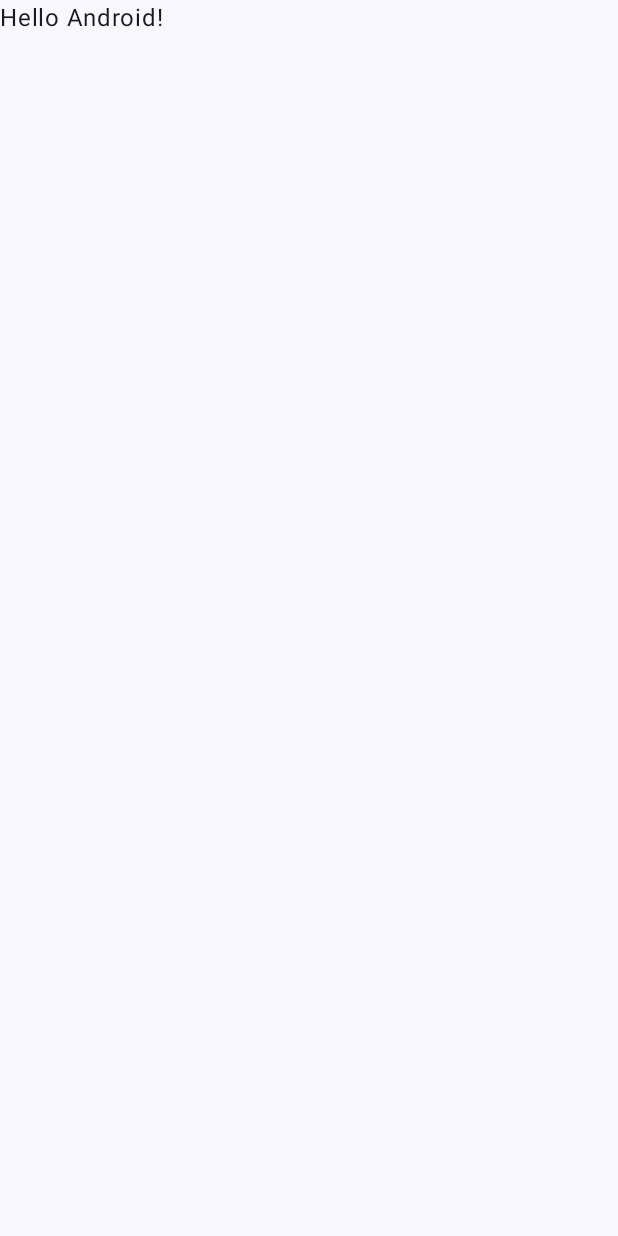
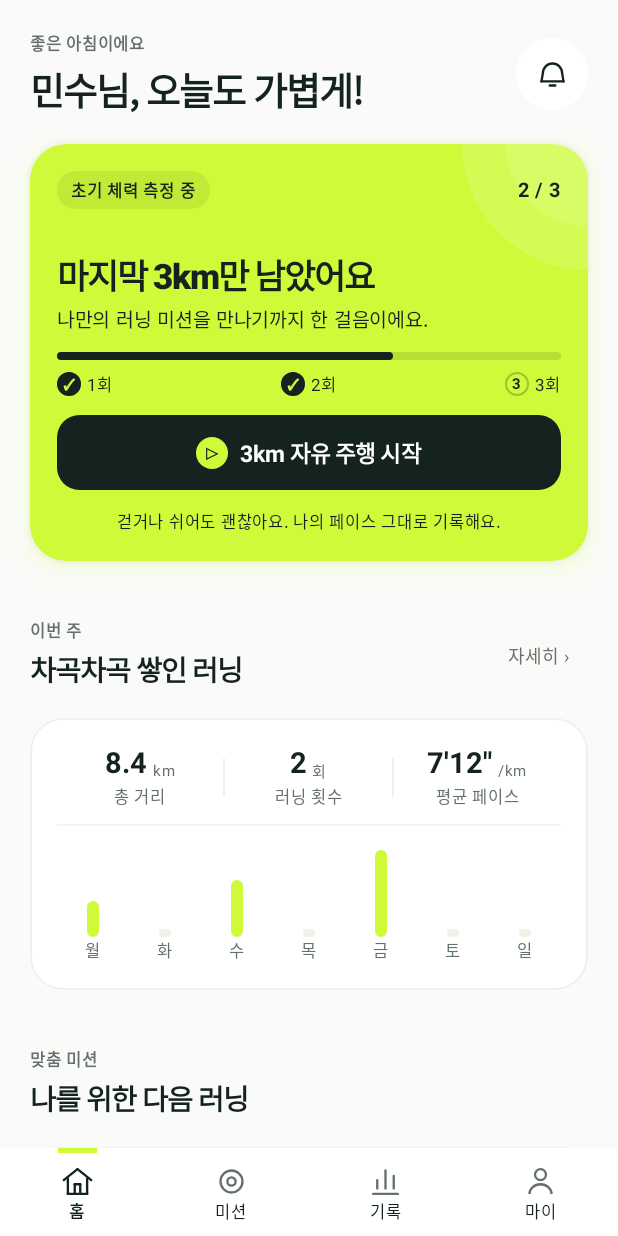
Before and after one commit to ehdrbzz2204-code/RunningApp, an Android app built with Jetpack Compose: the screen it shows after launch (MainActivity), on a phone screen of 412 x 824 dp. Before the commit the screen is almost empty. Run offline under Robolectric (Android 15) with nearby library versions, the phone set to English and light mode, and no system bars.

Commit message:
실행 예시 기반 인터페이스 구현

```diff
--- /dev/null
+++ b/frontend/app/src/main/java/com/example/myapplication/HomeContent.kt
@@ -0,0 +1,94 @@
+package com.example.myapplication
+
+import androidx.compose.foundation.*
+import androidx.compose.foundation.layout.*
+import androidx.compose.foundation.shape.*
+import androidx.compose.material3.*
+import androidx.compose.runtime.Composable
+import androidx.compose.ui.*
+import androidx.compose.ui.draw.*
+import androidx.compose.ui.geometry.Offset
+import androidx.compose.ui.geometry.Size
+import androidx.compose.ui.graphics.Color
+import androidx.compose.ui.graphics.drawscope.Stroke
+import androidx.compose.ui.text.font.FontWeight
+import androidx.compose.ui.unit.*
+
+@Composable internal fun HomeHeading(caption: String, title: String, size: Int = 19) {
+    Column(verticalArrangement = Arrangement.spacedBy(4.dp)) {
+        Label(caption, 11, true, Muted)
+        Text(title, color = Ink, fontSize = size.sp, lineHeight = (size + 6).sp,
+            fontWeight = FontWeight.ExtraBold, letterSpacing = (-0.7).sp)
+    }
+}
+
+@Composable internal fun HomeContent(
+    recommendation: MissionRecommendation?, start: () -> Unit, records: () -> Unit, missions: () -> Unit
+) {
+    val shape = RoundedCornerShape(24.dp)
+    Box(Modifier.fillMaxWidth().shadow(8.dp, shape, spotColor = Lime).clip(shape).background(Lime)) {
+        Canvas(Modifier.matchParentSize()) {
+            drawCircle(Color.White.copy(alpha = .13f), 84.dp.toPx(), Offset(size.width, 0f))
+            drawCircle(Color.White.copy(alpha = .10f), 55.dp.toPx(), Offset(size.width, 0f))
+        }
+        Column(Modifier.fillMaxWidth().padding(18.dp), verticalArrangement = Arrangement.spacedBy(12.dp)) {
+            Row(Modifier.fillMaxWidth(), horizontalArrangement = Arrangement.SpaceBetween, verticalAlignment = Alignment.CenterVertically) {
+                Box(Modifier.background(Ink.copy(alpha=.07f),CircleShape).padding(horizontal=9.dp,vertical=4.dp)){Label("초기 체력 측정 중",11,true)}
+                Label("2 / 3",13,true)
+            }
+            Spacer(Modifier.height(3.dp))
+            Column(verticalArrangement=Arrangement.spacedBy(3.dp)){
+                Text("마지막 3km만 남았어요",fontSize=23.sp,fontWeight=FontWeight.ExtraBold,color=Ink,letterSpacing=(-.8).sp)
+                Label("나만의 러닝 미션을 만나기까지 한 걸음이에요.",13)
+            }
+            Column(verticalArrangement=Arrangement.spacedBy(7.dp)){
+                Box(Modifier.fillMaxWidth().height(5.dp).background(Ink.copy(alpha=.13f),CircleShape)){
+                    Spacer(Modifier.fillMaxWidth(2f/3f).fillMaxHeight().background(Ink,CircleShape))
+                }
+                Row(Modifier.fillMaxWidth(),horizontalArrangement=Arrangement.SpaceBetween){
+                    (1..3).forEach { n -> Row(verticalAlignment=Alignment.CenterVertically,horizontalArrangement=Arrangement.spacedBy(4.dp)){
+                        Box(Modifier.size(16.dp).background(if(n<3) Ink else Color.Transparent,CircleShape).border(1.dp,Ink.copy(alpha=.25f),CircleShape),contentAlignment=Alignment.Center){Label(if(n<3)"✓" else "3",10,true,if(n<3)Lime else Ink)}
+                        Label("${n}회",11)
+                    } }
+                }
+            }
+            Button(start, Modifier.fillMaxWidth().heightIn(min=50.dp),shape=RoundedCornerShape(15.dp),colors=ButtonDefaults.buttonColors(containerColor=Ink)){
+                Box(Modifier.size(21.dp).background(Lime,CircleShape),contentAlignment=Alignment.Center){Label("▷",13,true)}
+                Spacer(Modifier.width(8.dp));Label("3km 자유 주행 시작",15,true,Color.White)
+            }
+            Box(Modifier.fillMaxWidth(),contentAlignment=Alignment.Center){Label("걷거나 쉬어도 괜찮아요. 나의 페이스 그대로 기록해요.",11)}
+        }
+    }
+    Spacer(Modifier.height(1.dp))
+    Row(Modifier.fillMaxWidth(),verticalAlignment=Alignment.Bottom,horizontalArrangement=Arrangement.SpaceBetween){
+        HomeHeading("이번 주","차곡차곡 쌓인 러닝")
+        TextButton(records){Label("자세히 ›",12,false,Muted)}
+    }
+    CardBox {
+        Row(Modifier.fillMaxWidth(),verticalAlignment=Alignment.CenterVertically){
+            listOf(Triple("8.4","km","총 거리"),Triple("2","회","러닝 횟수"),Triple("7′12″","/km","평균 페이스")).forEachIndexed { i,(value,unit,title) ->
+                if(i>0) Spacer(Modifier.width(1.dp).height(26.dp).background(Mist))
+                Column(Modifier.weight(1f),horizontalAlignment=Alignment.CenterHorizontally){
+                    Row(verticalAlignment=Alignment.Bottom){Label(value,19,true);Label(" $unit",10,false,Muted)}
+                    Label(title,11,false,Muted)
+                }
+            }
+        }
+        HorizontalDivider(color=Mist);WeekChart()
+    }
+    Spacer(Modifier.height(1.dp))
+    HomeHeading("맞춤 미션","나를 위한 다음 러닝")
+    Row(Modifier.fillMaxWidth().clip(RoundedCornerShape(17.dp)).background(Color(0xfff0f3ef)).clickable(onClick=missions).padding(15.dp),
+        verticalAlignment=Alignment.CenterVertically,horizontalArrangement=Arrangement.spacedBy(11.dp)){
+        Box(Modifier.size(39.dp).background(Color.White,RoundedCornerShape(12.dp)),contentAlignment=Alignment.Center){
+            if(recommendation!=null) Glyph("미션") else Canvas(Modifier.size(20.dp)){
+                val u=size.width/20
+                drawArc(Ink,180f,180f,false,Offset(6*u,2*u),Size(8*u,12*u),style=Stroke(1.4f*u))
+                drawRoundRect(Ink,Offset(4*u,8*u),Size(12*u,10*u),androidx.compose.ui.geometry.CornerRadius(2*u),style=Stroke(1.4f*u))
+                drawLine(Ink,Offset(10*u,11*u),Offset(10*u,14*u),1.4f*u)
+            }
+        }
+        Column(Modifier.weight(1f)){Label(recommendation?.title?:"아직 미션이 잠겨 있어요",14,true);Label(recommendation?.description?:"체력 측정을 완료하면 맞춤 미션이 열려요",12,false,Muted)}
+        Label("›",22)
+    }
+}
--- a/frontend/app/src/main/java/com/example/myapplication/MainActivity.kt
+++ b/frontend/app/src/main/java/com/example/myapplication/MainActivity.kt
@@ -1,47 +1,107 @@
 package com.example.myapplication
 
 import android.os.Bundle
+import android.os.SystemClock
 import androidx.activity.ComponentActivity
+import androidx.activity.compose.BackHandler
 import androidx.activity.compose.setContent
 import androidx.activity.enableEdgeToEdge
-import androidx.compose.foundation.layout.fillMaxSize
-import androidx.compose.foundation.layout.padding
-import androidx.compose.material3.Scaffold
-import androidx.compose.material3.Text
-import androidx.compose.runtime.Composable
-import androidx.compose.ui.Modifier
-import androidx.compose.ui.tooling.preview.Preview
-import com.example.myapplication.ui.theme.MyApplicationTheme
+import androidx.compose.foundation.*
+import androidx.compose.foundation.layout.*
+import androidx.compose.foundation.shape.*
+import androidx.compose.material3.*
+import androidx.compose.runtime.*
+import androidx.compose.runtime.saveable.rememberSaveable
+import androidx.compose.ui.*
+import androidx.compose.ui.draw.blur
+import androidx.compose.ui.graphics.Color
+import androidx.compose.ui.semantics.*
+import androidx.compose.ui.unit.*
+import kotlinx.coroutines.delay
+import java.util.Locale
 
 class MainActivity : ComponentActivity() {
     override fun onCreate(savedInstanceState: Bundle?) {
         super.onCreate(savedInstanceState)
         enableEdgeToEdge()
-        setContent {
-            MyApplicationTheme {
-                Scaffold(modifier = Modifier.fillMaxSize()) { innerPadding ->
-                    Greeting(
-                        name = "Android",
-                        modifier = Modifier.padding(innerPadding)
-                    )
+        setContent { MaterialTheme(colorScheme=lightColorScheme(primary=Ink,background=Paper,surface=Color.White,onSurface=Ink)){ RunningApp() } }
+    }
+}
+
+internal data class MissionRecommendation(val title:String,val description:String)
+
+@Composable internal fun RunningApp(recommendation:MissionRecommendation?=null) {
+    var tab by rememberSaveable { mutableStateOf("홈") }
+    var dialog by rememberSaveable { mutableStateOf<String?>(null) }
+    var active by rememberSaveable { mutableStateOf(false) }
+    var measuring by rememberSaveable { mutableStateOf(false) }
+    var paused by rememberSaveable { mutableStateOf(false) }
+    var started by rememberSaveable { mutableLongStateOf(0) }
+    var accumulated by rememberSaveable { mutableLongStateOf(0) }
+    var lastRun by rememberSaveable { mutableStateOf<String?>(null) }
+    var sessionTitle by rememberSaveable { mutableStateOf("3km 자유 주행") }
+    val now = { SystemClock.elapsedRealtime() }
+    val elapsed = { accumulated + if(paused) 0L else now()-started }
+    val start:(String)->Unit = { title ->
+        if(!active){active=true; paused=false; accumulated=0;started=now();sessionTitle=title}
+        measuring=true
+    }
+    BackHandler(enabled=dialog==null && (measuring || tab!="홈")) { if(measuring) measuring=false else tab="홈" }
+    Scaffold(containerColor=Paper,bottomBar={
+        if(!measuring) Row(Modifier.fillMaxWidth().background(Color.White).navigationBarsPadding()){
+            listOf("홈","미션","기록","마이").forEach { name ->
+                Column(Modifier.weight(1f).clickable { tab=name }.padding(bottom=8.dp),horizontalAlignment=Alignment.CenterHorizontally){
+                    Spacer(Modifier.size(26.dp,3.dp).background(if(tab==name)Lime else Color.Transparent))
+                    Spacer(Modifier.height(8.dp));Glyph(name,if(tab==name) Ink else Muted);Label(name,11,tab==name)
+                }
+            }
+        }
+    }) { pad ->
+        key(tab,measuring){
+            if (measuring) {
+                var tick by remember { mutableLongStateOf(elapsed()) }
+                LaunchedEffect(paused) { do { tick = elapsed(); delay(250) } while (!paused) }
+                MeasurementScreen(
+                    modifier = Modifier.padding(pad).blur(if (dialog == "러닝 종료") 4.dp else 0.dp),
+                    title = sessionTitle, time = clock(tick), paused = paused,
+                    stop = { dialog = "러닝 종료" },
+                    toggle = {
+                        if (paused) started = now() else accumulated = elapsed()
+                        paused = !paused
+                    }
+                )
+            } else {
+                Column(Modifier.fillMaxSize().padding(pad).verticalScroll(rememberScrollState()).padding(20.dp),verticalArrangement=Arrangement.spacedBy(18.dp)){
+                    val headers=mapOf("홈" to ("좋은 아침이에요" to "민수님, 오늘도 가볍게!"),"미션" to ("내 페이스에 꼭 맞는" to "러닝 미션"),
+                        "기록" to ("조금씩, 분명하게" to "나의 성장 기록"),"마이" to ("내 러닝을 한눈에" to "마이 페이지"))
+                    val header=headers.getValue(tab)
+                    Row(Modifier.fillMaxWidth(),horizontalArrangement=Arrangement.SpaceBetween,verticalAlignment=Alignment.CenterVertically){
+                        HomeHeading(header.first,header.second,25)
+                        IconButton({dialog="알림"},Modifier.background(Color.White,CircleShape).semantics { contentDescription="알림" }){Glyph("알림")}
+                    }
+                    if(active) Action("진행 중인 러닝으로 돌아가기"){measuring=true}
+                    when(tab){
+                        "홈" -> HomeContent(recommendation, { start("3km 자유 주행") }, { tab="기록" }, { tab="미션" })
+                        "미션" -> MissionContent(recommendation, start)
+                        "기록" -> RecordsContent(lastRun)
+                        "마이" -> ProfileContent { dialog = it }
+                    }
                 }
             }
         }
     }
-}
-
-@Composable
-fun Greeting(name: String, modifier: Modifier = Modifier) {
-    Text(
-        text = "Hello $name!",
-        modifier = modifier
-    )
-}
-
-@Preview(showBackground = true)
-@Composable
-fun GreetingPreview() {
-    MyApplicationTheme {
-        Greeting("Android")
+    dialog?.let { title->
+        if (title == "러닝 종료") {
+            EndRunDialog(dismiss = { dialog = null }, save = {
+                lastRun = clock(elapsed())
+                active = false
+                measuring = false
+                dialog = null
+            })
+        } else {
+            AlertDialog(onDismissRequest={dialog=null},title={Text(title)},
+                confirmButton={TextButton({dialog=null}){Text("닫기")}})
+        }
     }
 }
+private fun clock(ms:Long)=String.format(Locale.ROOT,"%02d:%02d",ms/60000,ms/1000%60)
--- /dev/null
+++ b/frontend/app/src/main/java/com/example/myapplication/RunDesign.kt
@@ -0,0 +1,67 @@
+package com.example.myapplication
+
+import androidx.compose.foundation.*
+import androidx.compose.foundation.layout.*
+import androidx.compose.foundation.shape.*
+import androidx.compose.material3.*
+import androidx.compose.runtime.*
+import androidx.compose.ui.*
+import androidx.compose.ui.draw.clip
+import androidx.compose.ui.geometry.Offset
+import androidx.compose.ui.graphics.*
+import androidx.compose.ui.graphics.drawscope.Stroke
+import androidx.compose.ui.text.font.FontWeight
+import androidx.compose.ui.unit.*
+
+internal val Ink = Color(0xff14231f)
+internal val Lime = Color(0xffcefa39)
+internal val Muted = Color(0xff64716a)
+internal val Paper = Color(0xfffafbf8)
+internal val Mist = Color(0xffeff3e6)
+
+@Composable internal fun Label(value:String, size:Int=14, bold:Boolean=false, color:Color=Ink) {
+    Text(value, color=color, fontSize=size.sp, lineHeight=(size+6).sp, fontWeight=if(bold) FontWeight.Bold else FontWeight.Normal)
+}
+@Composable internal fun CardBox(color:Color=Color.White, content:@Composable ColumnScope.()->Unit) {
+    Column(Modifier.fillMaxWidth().clip(RoundedCornerShape(22.dp)).background(color)
+        .border(1.dp,Ink.copy(alpha=.07f),RoundedCornerShape(22.dp)).padding(18.dp),
+        verticalArrangement=Arrangement.spacedBy(10.dp),content=content)
+}
+@Composable internal fun Action(title:String, click:()->Unit) {
+    Button(click, Modifier.fillMaxWidth().heightIn(min=50.dp),shape=RoundedCornerShape(15.dp),
+        colors=ButtonDefaults.buttonColors(containerColor=Ink,contentColor=Color.White)){Text(title,fontWeight=FontWeight.Bold)}
+}
+@Composable internal fun Section(kicker:String,title:String) {
+    Column { Label(kicker,12,true,Muted); Label(title,21,true) }
+}
+@Composable internal fun Stats(items:List<Pair<String,String>>) {
+    Row(Modifier.fillMaxWidth(),horizontalArrangement=Arrangement.SpaceBetween){
+        items.forEach { (value,name)->Column { Label(value,18,true);Label(name,12,false,Muted) } }
+    }
+}
+@Composable internal fun WeekChart() {
+    Row(Modifier.fillMaxWidth(),horizontalArrangement=Arrangement.SpaceAround){
+        listOf(24,5,38,5,58,5,5).forEachIndexed { i,h ->
+            Column(horizontalAlignment=Alignment.CenterHorizontally){
+                Box(Modifier.height(64.dp),contentAlignment=Alignment.BottomCenter){
+                    Spacer(Modifier.size(8.dp,h.dp).background(if(h>5)Lime else Mist,CircleShape))
+                }
+                Label("월화수목금토일"[i].toString(),11,false,Muted)
+            }
+        }
+    }
+}
+@Composable internal fun Glyph(name:String, color:Color=Ink){
+    Canvas(Modifier.size(22.dp)){
+        val u=size.minDimension/24f
+        fun line(x:Int,y:Int,a:Int,b:Int){drawLine(color,Offset(x*u,y*u),Offset(a*u,b*u),1.7f*u,StrokeCap.Round)}
+        fun ring(x:Int,y:Int,r:Int){drawCircle(color,r*u,Offset(x*u,y*u),style=Stroke(1.7f*u))}
+        when(name){
+            "홈"->{line(2,11,12,3);line(12,3,22,11);line(5,10,5,21);line(5,21,19,21);line(19,21,19,10);line(10,20,10,14);line(10,14,14,14);line(14,14,14,20)}
+            "마이"->{ring(12,7,4);drawArc(color,180f,180f,false,Offset(4*u,14*u),androidx.compose.ui.geometry.Size(16*u,14*u),style=Stroke(1.7f*u))}
+            "기록"->{line(3,21,21,21);line(6,17,6,11);line(12,17,12,4);line(18,17,18,8)}
+            "알림"->{drawArc(color,180f,180f,false,Offset(5*u,4*u),androidx.compose.ui.geometry.Size(14*u,14*u),style=Stroke(1.7f*u));line(5,11,4,17);line(4,17,20,17);line(20,17,19,11);line(10,20,14,20)}
+            else->{ring(12,12,8);ring(12,12,3)}
+        }
+    }
+}
```
Also changed, not shown: frontend/app/src/main/java/com/example/myapplication/MeasurementScreen.kt (added, +100 -0 lines), frontend/app/src/main/java/com/example/myapplication/TabContent.kt (added, +150 -0 lines).
